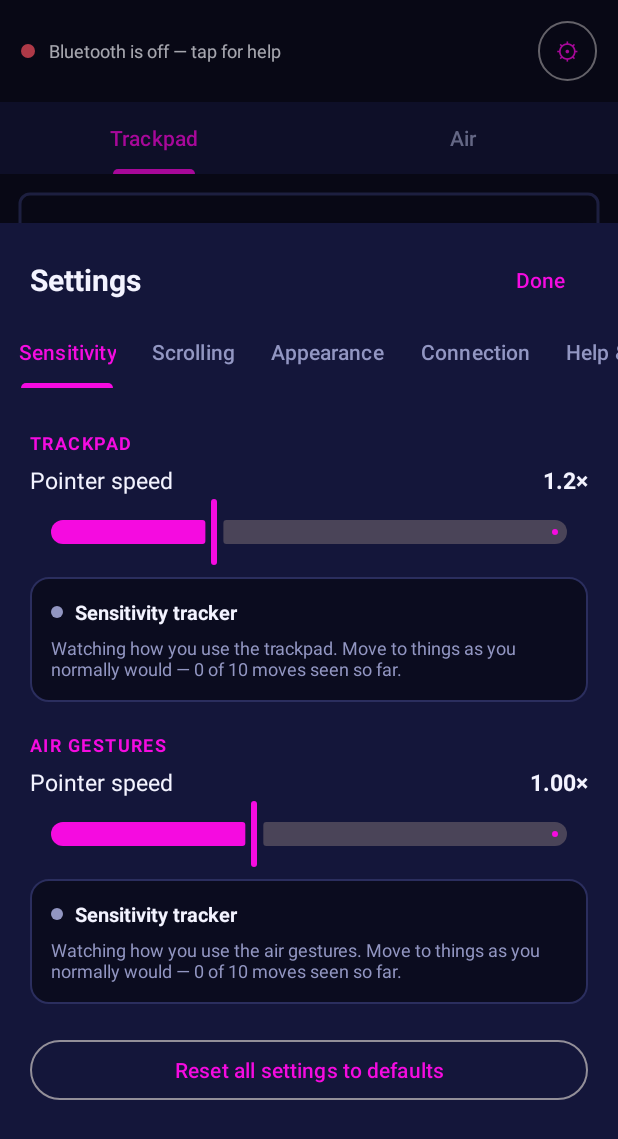
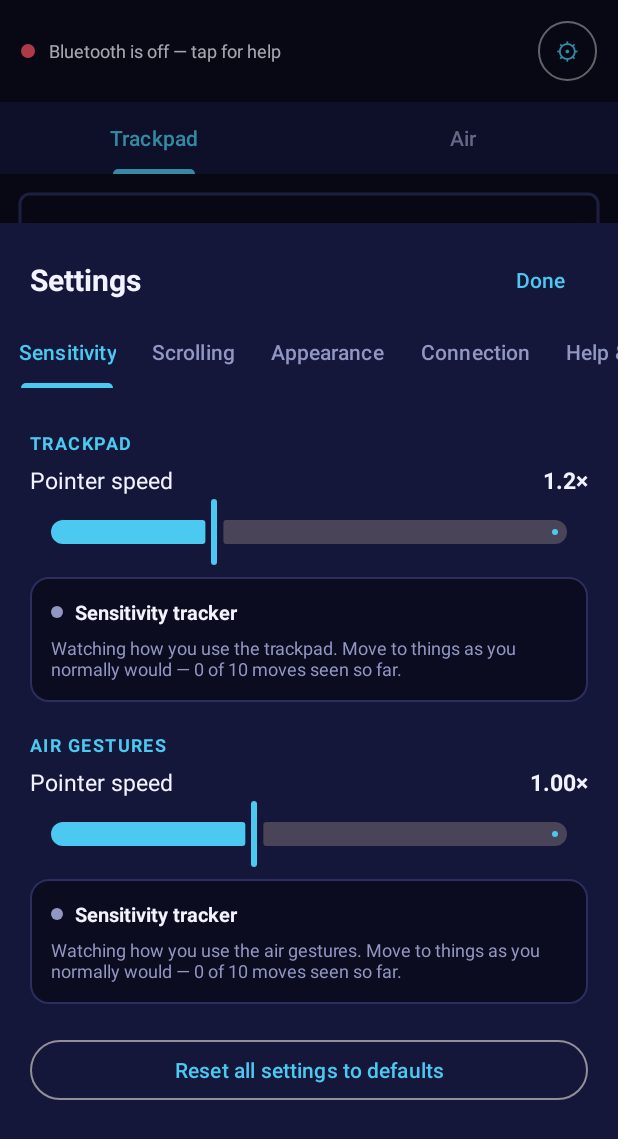
Before and after one commit to abinrobby0312-lang/gesture-mouse, an Android app: the fragment SettingsSheet placed in its activity, on a phone screen of 412 x 824 dp. Shown: the top 1139 px of the screen. Run offline under Robolectric (Android 15) with nearby library versions, the phone set to English and light mode, and no system bars; libraries missing offline, so code that uses them is left out: androidx.camera.core, androidx.camera.lifecycle, com.google.mediapipe.framework, com.google.mediapipe.tasks.

Commit message:
Make the accent colour selectable, to trial alternatives to magenta
Magenta read as loud on the navy ground. Settings -> Appearance now offers
Sky blue (default for the trial), Orange and Magenta, switched live.

- The accent is a theme attribute (brandAccent) set by one of three theme
  overlays, applied before inflation; layouts and code read the attribute
  instead of a fixed colour, and changing it recreates the activity, as
  the light/dark switch does.
- Each overlay also sets the text colour on the accent (navy on the bright
  dark-theme accents, white on the light-theme ones) and the waiting colour,
  which moves to amber when orange is the accent so a state never reads as
  decoration.
- The tutorial's fullscreen style becomes an overlay so it inherits the
  chosen accent instead of resetting it.
- Resetting settings keeps the chosen look.

Co-Authored-By: Claude Opus 5 <noreply@anthropic.com>

```diff
--- a/app/src/main/java/com/gesturemouse/HandOverlay.kt
+++ b/app/src/main/java/com/gesturemouse/HandOverlay.kt
@@ -33,21 +33,22 @@ class HandOverlay @JvmOverloads constructor(
     private val ring = Paint(Paint.ANTI_ALIAS_FLAG).apply {
         style = Paint.Style.STROKE
         strokeWidth = 5f
-        color = ContextCompat.getColor(context, R.color.track)
+        color = context.themeColor(R.attr.brandAccent)
     }
     private val halo = Paint(Paint.ANTI_ALIAS_FLAG).apply {
         style = Paint.Style.STROKE
         strokeWidth = 3f
-        color = ContextCompat.getColor(context, R.color.overlay_halo)
+        color = withAlpha(ContextCompat.getColor(context, R.color.cyan), 0x59)
     }
     private val edge = Paint(Paint.ANTI_ALIAS_FLAG).apply {
         style = Paint.Style.STROKE
         strokeWidth = 6f
     }
 
-    private val edgeOn = ContextCompat.getColor(context, R.color.overlay_edge_on)
+    // active states are the chosen accent, translucent; idle ones are fixed
+    private val edgeOn = withAlpha(context.themeColor(R.attr.brandAccent), 0x8C)
     private val edgeOff = ContextCompat.getColor(context, R.color.overlay_edge_off)
-    private val handOn = ContextCompat.getColor(context, R.color.overlay_hand_on)
+    private val handOn = withAlpha(context.themeColor(R.attr.brandAccent), 0xBF)
     private val handOff = ContextCompat.getColor(context, R.color.overlay_hand_off)
 
     fun setHands(hands: List<List<GestureEngine.Landmark>>, onPad: Boolean, sweeping: Boolean) {
--- a/app/src/main/java/com/gesturemouse/MainActivity.kt
+++ b/app/src/main/java/com/gesturemouse/MainActivity.kt
@@ -35,6 +35,7 @@ class MainActivity : AppCompatActivity() {
     private var stopListening: (() -> Unit)? = null
     private var appliedTrackpadSpeed = Float.NaN
     private var appliedAirSpeed = Float.NaN
+    private var appliedAccent: Settings.Accent? = null
 
     private val permissionLauncher =
         registerForActivityResult(ActivityResultContracts.RequestMultiplePermissions()) {
@@ -42,8 +43,11 @@ class MainActivity : AppCompatActivity() {
         }
 
     override fun onCreate(savedInstanceState: Bundle?) {
-        // before super.onCreate, so the first frame is already in the right theme
+        // before super.onCreate, so the first frame is already in the right
+        // theme and accent — views read ?attr/brandAccent as they inflate
         settings.applyTheme()
+        appliedAccent = settings.accent
+        theme.applyStyle(appliedAccent!!.overlay, true)
         super.onCreate(savedInstanceState)
         b = ActivityMainBinding.inflate(layoutInflater)
         setContentView(b.root)
@@ -145,6 +149,12 @@ class MainActivity : AppCompatActivity() {
      * longer applies, so each starts over when its own speed moves.
      */
     private fun onSettingsChanged() {
+        // the accent is baked into views at inflation, so a new one means a
+        // redraw — the same as switching light/dark
+        if (appliedAccent != null && settings.accent != appliedAccent) {
+            recreate()
+            return
+        }
         mouse?.naturalScroll = settings.naturalScroll
         if (settings.trackpadSpeed != appliedTrackpadSpeed) {
             if (!appliedTrackpadSpeed.isNaN()) trackpadTracker.reset()
@@ -192,12 +202,12 @@ class MainActivity : AppCompatActivity() {
     private fun showState(state: HidMouse.State, msg: String) {
         lastState = state
         lastMsg = msg
-        val color = ContextCompat.getColor(this, when (state) {
-            HidMouse.State.CONNECTED -> R.color.ok
-            HidMouse.State.REGISTERING, HidMouse.State.CONNECTING -> R.color.fire
-            HidMouse.State.WAITING -> R.color.dim
-            else -> R.color.fault
-        })
+        val color = when (state) {
+            HidMouse.State.CONNECTED -> ContextCompat.getColor(this, R.color.ok)
+            HidMouse.State.REGISTERING, HidMouse.State.CONNECTING -> themeColor(R.attr.stateWaiting)
+            HidMouse.State.WAITING -> ContextCompat.getColor(this, R.color.dim)
+            else -> ContextCompat.getColor(this, R.color.fault)
+        }
         (b.statusDot.background as? GradientDrawable)?.setColor(color)
         b.statusText.text = when (state) {
             HidMouse.State.CONNECTED -> "Connected to $msg"
--- a/app/src/main/java/com/gesturemouse/Settings.kt
+++ b/app/src/main/java/com/gesturemouse/Settings.kt
@@ -94,6 +94,26 @@ class Settings private constructor(context: Context) {
         }
 
     /**
+     * The brand accent. Magenta is the logo's; orange (the hand) and sky blue
+     * (the screen and arrow) are there because magenta proved loud on the
+     * navy ground. Default: sky blue, while the choice is being trialled.
+     */
+    enum class Accent(val overlay: Int) {
+        MAGENTA(R.style.ThemeOverlay_GestureMouse_Accent_Magenta),
+        ORANGE(R.style.ThemeOverlay_GestureMouse_Accent_Orange),
+        SKY(R.style.ThemeOverlay_GestureMouse_Accent_Sky)
+    }
+
+    var accent: Accent
+        get() = prefs.getString("accent", null)
+            ?.let { runCatching { Accent.valueOf(it) }.getOrNull() } ?: Accent.SKY
+        set(v) {
+            if (v == accent) return
+            prefs.edit().putString("accent", v.name).apply()
+            notifyChanged()
+        }
+
+    /**
      * Push [theme] to AppCompat. Changing it recreates the activity, which
      * briefly drops and restores the Bluetooth connection — the same as the
      * phone switching dark mode on its own.
@@ -105,13 +125,15 @@ class Settings private constructor(context: Context) {
     }
 
     /**
-     * Back to defaults — except the theme. Resetting sensitivity shouldn't
-     * also flip the screen from light to dark under someone.
+     * Back to defaults — except the look. Resetting sensitivity shouldn't
+     * also repaint the app under someone.
      */
     fun resetToDefaults() {
         val keepTheme = prefs.getString("theme", null)
+        val keepAccent = prefs.getString("accent", null)
         val edit = prefs.edit().clear()
         if (keepTheme != null) edit.putString("theme", keepTheme)
+        if (keepAccent != null) edit.putString("accent", keepAccent)
         edit.apply()
         notifyChanged()
     }
--- a/app/src/main/java/com/gesturemouse/SettingsSheet.kt
+++ b/app/src/main/java/com/gesturemouse/SettingsSheet.kt
@@ -178,6 +178,15 @@ class SettingsSheet : BottomSheetDialogFragment() {
             // setting it recreates the activity; this sheet comes back with it
             if (chosen != settings.theme) settings.theme = chosen
         }
+        b.accentGroup.addOnButtonCheckedListener { _, id, checked ->
+            if (!checked) return@addOnButtonCheckedListener
+            val chosen = when (id) {
+                R.id.accentMagenta -> Settings.Accent.MAGENTA
+                R.id.accentOrange -> Settings.Accent.ORANGE
+                else -> Settings.Accent.SKY
+            }
+            if (chosen != settings.accent) settings.accent = chosen
+        }
     }
 
     private fun bindConnection() {
@@ -219,6 +228,13 @@ class SettingsSheet : BottomSheetDialogFragment() {
                 Settings.Theme.DARK -> R.id.themeDark
             }
         )
+        b.accentGroup.check(
+            when (settings.accent) {
+                Settings.Accent.MAGENTA -> R.id.accentMagenta
+                Settings.Accent.ORANGE -> R.id.accentOrange
+                Settings.Accent.SKY -> R.id.accentSky
+            }
+        )
         renderTrackers()
     }
 
@@ -249,22 +265,23 @@ class SettingsSheet : BottomSheetDialogFragment() {
         apply: (Float) -> Unit,
         snapped: (Float) -> Float
     ) {
+        val ctx = requireContext()
         val (color, text) = when (r.verdict) {
-            SensitivityTracker.Verdict.LEARNING -> R.color.dim to
+            SensitivityTracker.Verdict.LEARNING -> ContextCompat.getColor(ctx, R.color.dim) to
                     "Watching how you use the $what. Move to things as you normally " +
                     "would — ${r.aims} of ${SensitivityTracker.MIN_AIMS} moves seen so far."
-            SensitivityTracker.Verdict.GOOD -> R.color.ok to
+            SensitivityTracker.Verdict.GOOD -> ContextCompat.getColor(ctx, R.color.ok) to
                     "Looks right. ${r.aims - r.overshoots - r.clutches} of your last ${r.aims} " +
                     "moves landed without overshooting or re-stroking."
-            SensitivityTracker.Verdict.TOO_FAST -> R.color.fire to
+            SensitivityTracker.Verdict.TOO_FAST -> ctx.themeColor(R.attr.stateWaiting) to
                     "A bit fast: you overshot and came back on ${r.overshoots} of your " +
                     "last ${r.aims} moves."
-            SensitivityTracker.Verdict.TOO_SLOW -> R.color.fire to
+            SensitivityTracker.Verdict.TOO_SLOW -> ctx.themeColor(R.attr.stateWaiting) to
                     "A bit slow: you had to stroke again to get there on ${r.clutches} " +
                     "of your last ${r.aims} moves."
         }
         (card.trackerDot.background.mutate() as? GradientDrawable)
-            ?.setColor(ContextCompat.getColor(requireContext(), color))
+            ?.setColor(color)
 
         val suggestion = if (r.factor != 1f) snapped(current * r.factor) else current
         val canApply = suggestion != current
--- /dev/null
+++ b/app/src/main/java/com/gesturemouse/ThemeColors.kt
@@ -0,0 +1,19 @@
+package com.gesturemouse
+
+import android.content.Context
+import android.graphics.Color
+import androidx.annotation.AttrRes
+import androidx.annotation.ColorInt
+import com.google.android.material.color.MaterialColors
+
+/**
+ * A colour from the current theme, e.g. [R.attr.brandAccent] — which one
+ * depends on the accent chosen in Settings, so it can't be a fixed
+ * `R.color` lookup. Magenta as the fallback makes a missing attribute obvious.
+ */
+@ColorInt
+fun Context.themeColor(@AttrRes attr: Int): Int = MaterialColors.getColor(this, attr, Color.MAGENTA)
+
+/** [color] with its alpha replaced by [alpha] (0–255). */
+@ColorInt
+fun withAlpha(@ColorInt color: Int, alpha: Int): Int = (color and 0x00FFFFFF) or (alpha shl 24)
--- a/app/src/main/java/com/gesturemouse/TrackpadSurface.kt
+++ b/app/src/main/java/com/gesturemouse/TrackpadSurface.kt
@@ -68,12 +68,12 @@ class TrackpadSurface @JvmOverloads constructor(
         textAlign = Paint.Align.CENTER
     }
     private val touchDot = Paint(Paint.ANTI_ALIAS_FLAG).apply {
-        color = ContextCompat.getColor(context, R.color.track)
+        color = context.themeColor(R.attr.brandAccent)
     }
     private var touches = mutableListOf<Pair<Float, Float>>()
 
-    private val borderDragging = ContextCompat.getColor(context, R.color.fire)
-    private val borderGlow = ContextCompat.getColor(context, R.color.track)
+    private val borderDragging = context.themeColor(R.attr.stateWaiting)
+    private val borderGlow = context.themeColor(R.attr.brandAccent)
     private val borderIdle = ContextCompat.getColor(context, R.color.line)
 
     override fun onDraw(canvas: Canvas) {
--- a/app/src/main/res/drawable/tab_dot.xml
+++ b/app/src/main/res/drawable/tab_dot.xml
@@ -12,7 +12,7 @@
         <layer-list>
             <item android:gravity="center" android:width="8dp" android:height="8dp">
                 <shape android:shape="oval">
-                    <solid android:color="@color/track" />
+                    <solid android:color="?attr/brandAccent" />
                 </shape>
             </item>
         </layer-list>
--- a/app/src/main/res/layout/activity_main.xml
+++ b/app/src/main/res/layout/activity_main.xml
@@ -72,8 +72,8 @@
         app:tabGravity="fill"
         app:tabMode="fixed"
         app:tabTextColor="@color/dim"
-        app:tabSelectedTextColor="@color/track"
-        app:tabIndicatorColor="@color/track"
+        app:tabSelectedTextColor="?attr/brandAccent"
+        app:tabIndicatorColor="?attr/brandAccent"
         android:background="@color/panel" />
 
     <androidx.viewpager2.widget.ViewPager2
--- a/app/src/main/res/layout/item_tutorial_page.xml
+++ b/app/src/main/res/layout/item_tutorial_page.xml
@@ -26,7 +26,7 @@
         android:textSize="11sp"
         android:letterSpacing="0.18"
         android:textAllCaps="true"
-        android:textColor="@color/track"
+        android:textColor="?attr/brandAccent"
         tools:ignore="UnusedAttribute"
         xmlns:tools="http://schemas.android.com/tools" />
 
--- a/app/src/main/res/layout/sheet_settings.xml
+++ b/app/src/main/res/layout/sheet_settings.xml
@@ -41,9 +41,9 @@
         android:layout_height="wrap_content"
         android:background="@color/panel"
         app:tabGravity="fill"
-        app:tabIndicatorColor="@color/track"
+        app:tabIndicatorColor="?attr/brandAccent"
         app:tabMode="scrollable"
-        app:tabSelectedTextColor="@color/track"
+        app:tabSelectedTextColor="?attr/brandAccent"
         app:tabTextColor="@color/dim" />
 
     <!-- fills the sheet's fixed height (see SettingsSheet.onStart), so the
@@ -234,6 +234,61 @@
                 <TextView
                     style="@style/SettingsNote"
                     android:text="System follows your phone's dark-mode setting. Switching redraws the app, so the computer reconnects for a moment." />
+
+                <TextView
+                    style="@style/SettingsSection"
+                    android:text="Accent colour" />
+
+                <com.google.android.material.button.MaterialButtonToggleGroup
+                    android:id="@+id/accentGroup"
+                    android:layout_width="match_parent"
+                    android:layout_height="wrap_content"
+                    app:selectionRequired="true"
+                    app:singleSelection="true">
+
+                    <com.google.android.material.button.MaterialButton
+                        android:id="@+id/accentSky"
+                        style="@style/Widget.Material3.Button.OutlinedButton"
+                        android:layout_width="0dp"
+                        android:layout_height="wrap_content"
+                        android:layout_weight="1"
+                        android:text="Sky blue"
+                        app:icon="@drawable/dot"
+                        app:iconGravity="textStart"
+                        app:iconSize="12dp"
+                        app:iconTint="@color/accent_sky"
+                        app:iconTintMode="src_in" />
+
+                    <com.google.android.material.button.MaterialButton
+                        android:id="@+id/accentOrange"
+                        style="@style/Widget.Material3.Button.OutlinedButton"
+                        android:layout_width="0dp"
+                        android:layout_height="wrap_content"
+                        android:layout_weight="1"
+                        android:text="Orange"
+                        app:icon="@drawable/dot"
+                        app:iconGravity="textStart"
+                        app:iconSize="12dp"
+                        app:iconTint="@color/accent_orange"
+                        app:iconTintMode="src_in" />
+
+                    <com.google.android.material.button.MaterialButton
+                        android:id="@+id/accentMagenta"
+                        style="@style/Widget.Material3.Button.OutlinedButton"
+                        android:layout_width="0dp"
+                        android:layout_height="wrap_content"
+                        android:layout_weight="1"
+                        android:text="Magenta"
+                        app:icon="@drawable/dot"
+                        app:iconGravity="textStart"
+                        app:iconSize="12dp"
+                        app:iconTint="@color/accent_magenta"
+                        app:iconTintMode="src_in" />
+                </com.google.android.material.button.MaterialButtonToggleGroup>
+
+                <TextView
+                    style="@style/SettingsNote"
+                    android:text="Buttons, tabs, sliders and highlights. Connected stays green and errors stay red whichever you pick." />
             </LinearLayout>
 
             <!-- ================= Connection ================= -->
--- a/app/src/main/res/values-night/colors.xml
+++ b/app/src/main/res/values-night/colors.xml
@@ -14,19 +14,21 @@
     <color name="line">#FF2B2E5E</color>
     <color name="paper">#FFF3F3FF</color>
     <color name="dim">#FF9296C2</color>
-    <color name="track">#FFF50BE0</color>     <!-- magenta -->
+    <color name="accent_magenta">#FFF50BE0</color>
+    <color name="accent_orange">#FFFF9A3C</color>
+    <color name="accent_sky">#FF4CC9F0</color>
+    <!-- the bright accents on a dark ground need dark text on them -->
+    <color name="on_accent_magenta">#FFFFFFFF</color>
+    <color name="on_accent_orange">#FF0B0D3A</color>
+    <color name="on_accent_sky">#FF0B0D3A</color>
     <color name="ok">#FF98ED13</color>        <!-- lime -->
     <color name="fire">#FFFF9A3C</color>      <!-- orange -->
+    <color name="waiting_amber">#FFFFD23F</color>
     <color name="fault">#FFFF5468</color>     <!-- red -->
     <color name="cyan">#FF07DFDD</color>
 
-    <color name="overlay_edge_on">#8CF50BE0</color>
     <color name="overlay_edge_off">#472B2E5E</color>
-    <color name="overlay_hand_on">#BFF50BE0</color>
     <color name="overlay_hand_off">#809296C2</color>
-    <color name="overlay_halo">#5907DFDD</color>
-
-    <color name="on_accent">#FFFFFFFF</color>
 
     <bool name="light_bars">false</bool>
 </resources>
--- /dev/null
+++ b/app/src/main/res/values/attrs.xml
@@ -0,0 +1,11 @@
+<?xml version="1.0" encoding="utf-8"?>
+<resources>
+    <!-- The brand accent and the colours that depend on it. Set by one of the
+         ThemeOverlay.GestureMouse.Accent.* overlays (styles_accent.xml), so
+         the accent can be chosen in Settings; everything that used to say
+         @color/track reads ?attr/brandAccent instead. -->
+    <attr name="brandAccent" format="color" />
+    <!-- "Connecting / waiting". Normally the logo's orange; moves to amber when
+         orange is the accent, so a state never looks like decoration. -->
+    <attr name="stateWaiting" format="color" />
+</resources>
--- a/app/src/main/res/values/colors.xml
+++ b/app/src/main/res/values/colors.xml
@@ -8,7 +8,9 @@
           ink    base background        panel  raised surfaces (tabs, sheets)
           line   borders / dividers     paper  primary text
           dim    secondary text
-          track  primary accent: selection, sliders, buttons — logo magenta
+          accent primary accent: selection, sliders, buttons. Chosen in
+                 Settings (magenta / orange / sky blue), read as
+                 ?attr/brandAccent — see styles_accent.xml
           ok     connected / good — the "MOUSE" lime
           fire   pending / waiting — the hand's orange
           fault  errors — a true red, kept well apart from magenta's hue
@@ -22,20 +24,22 @@
     <color name="line">#FFDADDEA</color>
     <color name="paper">#FF0B0D3A</color>     <!-- the logo's outline navy -->
     <color name="dim">#FF565A7E</color>
-    <color name="track">#FFC800B6</color>     <!-- magenta -->
+    <!-- accent choices (Settings → Appearance); ?attr/brandAccent picks one -->
+    <color name="accent_magenta">#FFC800B6</color>
+    <color name="accent_orange">#FFC25E00</color>
+    <color name="accent_sky">#FF0072B5</color>
+    <color name="on_accent_magenta">#FFFFFFFF</color>
+    <color name="on_accent_orange">#FFFFFFFF</color>
+    <color name="on_accent_sky">#FFFFFFFF</color>
     <color name="ok">#FF3F8C00</color>        <!-- lime -->
     <color name="fire">#FFC25E00</color>      <!-- orange -->
+    <color name="waiting_amber">#FF8F6A00</color> <!-- waiting, when orange is the accent -->
     <color name="fault">#FFC62834</color>     <!-- red -->
     <color name="cyan">#FF00929A</color>
 
-    <color name="overlay_edge_on">#99C800B6</color>
+    <!-- hand overlay, idle states; the active ones are the accent with alpha -->
     <color name="overlay_edge_off">#66DADDEA</color>
-    <color name="overlay_hand_on">#CCC800B6</color>
     <color name="overlay_hand_off">#99565A7E</color>
-    <color name="overlay_halo">#5900929A</color>
-
-    <!-- text on the magenta accent; white in both themes -->
-    <color name="on_accent">#FFFFFFFF</color>
 
     <!-- launcher icon ground: the logo's own light background, in both themes -->
     <color name="icon_background">#FFF4F6FA</color>
--- /dev/null
+++ b/app/src/main/res/values/styles_accent.xml
@@ -0,0 +1,35 @@
+<?xml version="1.0" encoding="utf-8"?>
+<resources>
+    <!--
+        Accent choices, applied over the app theme before any view is inflated
+        (MainActivity.onCreate). Each sets the accent, the colour of text on
+        it, and the waiting colour. Values per light/dark live in colors.xml /
+        values-night/colors.xml.
+
+        parent="" on purpose: an overlay must only set its own items, so it
+        can't reset anything else the app theme defines.
+    -->
+    <style name="ThemeOverlay.GestureMouse.Accent.Magenta" parent="">
+        <item name="brandAccent">@color/accent_magenta</item>
+        <item name="colorPrimary">@color/accent_magenta</item>
+        <item name="colorOnPrimary">@color/on_accent_magenta</item>
+        <item name="tabIndicatorColor">@color/accent_magenta</item>
+        <item name="stateWaiting">@color/fire</item>
+    </style>
+
+    <style name="ThemeOverlay.GestureMouse.Accent.Orange" parent="">
+        <item name="brandAccent">@color/accent_orange</item>
+        <item name="colorPrimary">@color/accent_orange</item>
+        <item name="colorOnPrimary">@color/on_accent_orange</item>
+        <item name="tabIndicatorColor">@color/accent_orange</item>
+        <item name="stateWaiting">@color/waiting_amber</item>
+    </style>
+
+    <style name="ThemeOverlay.GestureMouse.Accent.Sky" parent="">
+        <item name="brandAccent">@color/accent_sky</item>
+        <item name="colorPrimary">@color/accent_sky</item>
+        <item name="colorOnPrimary">@color/on_accent_sky</item>
+        <item name="tabIndicatorColor">@color/accent_sky</item>
+        <item name="stateWaiting">@color/fire</item>
+    </style>
+</resources>
--- a/app/src/main/res/values/styles_settings.xml
+++ b/app/src/main/res/values/styles_settings.xml
@@ -7,7 +7,7 @@
         <item name="android:layout_height">wrap_content</item>
         <item name="android:layout_marginTop">20dp</item>
         <item name="android:layout_marginBottom">6dp</item>
-        <item name="android:textColor">@color/track</item>
+        <item name="android:textColor">?attr/brandAccent</item>
         <item name="android:textSize">12sp</item>
         <item name="android:textStyle">bold</item>
         <item name="android:textAllCaps">true</item>
--- a/app/src/main/res/values/themes.xml
+++ b/app/src/main/res/values/themes.xml
@@ -2,29 +2,35 @@
 <resources xmlns:tools="http://schemas.android.com/tools">
 
     <style name="Theme.GestureMouse" parent="Theme.Material3.DayNight.NoActionBar">
-        <item name="colorPrimary">@color/track</item>
-        <item name="colorOnPrimary">@color/on_accent</item>
+        <!-- accent: overridden by the chosen ThemeOverlay.GestureMouse.Accent.* -->
+        <item name="brandAccent">@color/accent_magenta</item>
+        <item name="stateWaiting">@color/fire</item>
+        <item name="colorPrimary">@color/accent_magenta</item>
+        <item name="colorOnPrimary">@color/on_accent_magenta</item>
         <item name="colorSecondary">@color/cyan</item>
         <item name="colorTertiary">@color/ok</item>
         <item name="android:colorBackground">@color/ink</item>
         <item name="android:statusBarColor">@color/ink</item>
         <item name="android:navigationBarColor">@color/ink</item>
         <item name="android:textColor">@color/paper</item>
-        <item name="tabIndicatorColor">@color/track</item>
+        <item name="tabIndicatorColor">@color/accent_magenta</item>
         <!-- dark bar icons on the light theme, light ones on the dark -->
         <item name="android:windowLightStatusBar">@bool/light_bars</item>
         <item name="android:windowLightNavigationBar">@bool/light_bars</item>
     </style>
 
     <!--
-        Fullscreen variant for the tutorial dialog.
+        Fullscreen window for the tutorial dialog.
 
-        It must inherit from the app theme, not a plain android.R.style.* one:
-        MaterialButton and TabLayout resolve Material attributes at inflation
-        and throw outright under a non-Material theme, which would crash the
-        walkthrough on first launch — the very first thing a new user sees.
+        An overlay (parent=""), not a full theme. The dialog's context is built
+        from the activity's theme — Material attributes, the chosen accent and
+        all — and this only adds the window flags on top. A full theme here
+        would reset the accent to the default; a plain android.R.style.* one
+        would drop the Material attributes, and MaterialButton and TabLayout
+        throw at inflation without them — crashing the walkthrough on first
+        launch, the very first thing a new user sees.
     -->
-    <style name="Theme.GestureMouse.Fullscreen" parent="Theme.GestureMouse">
+    <style name="Theme.GestureMouse.Fullscreen" parent="">
         <item name="android:windowFullscreen">true</item>
         <item name="android:windowNoTitle">true</item>
         <item name="android:windowIsFloating">false</item>
```
